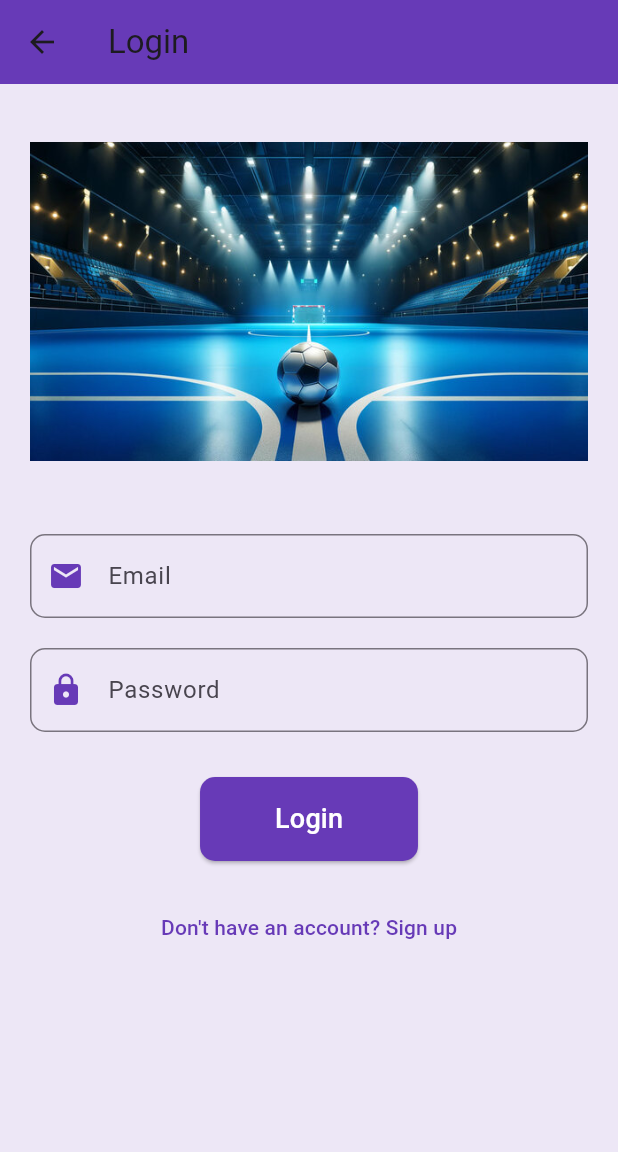
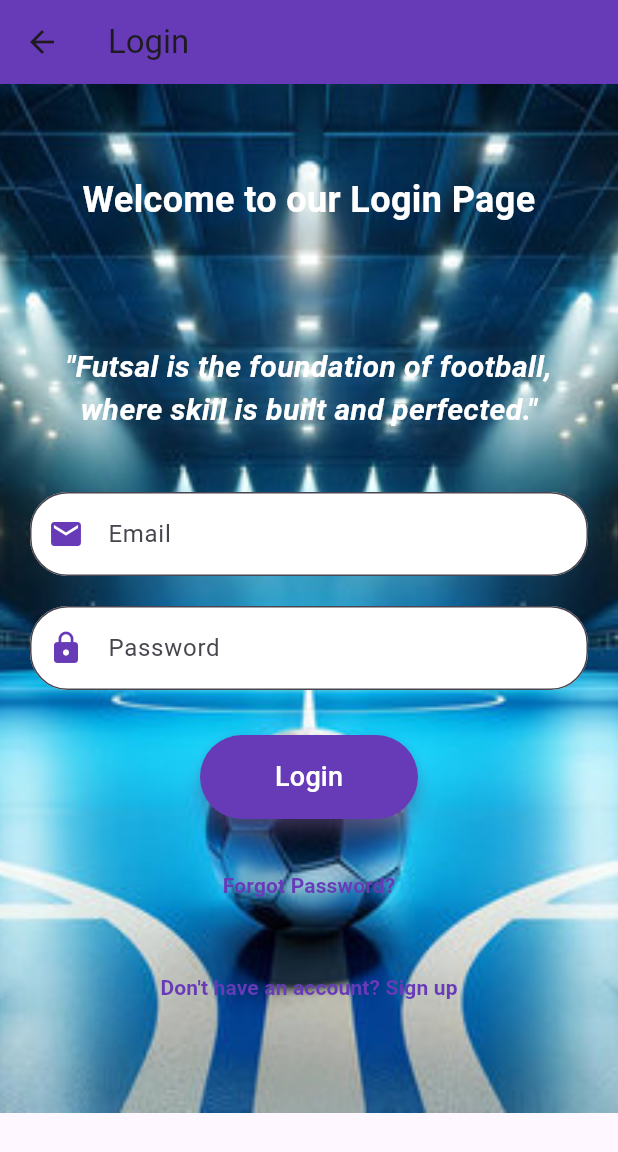
Before and after one commit to kushal1373/Futsalbooking, a Flutter app: the screen it shows after launch, after a tap on "Get Started", on a phone screen of 412 x 824 dp. Shown: the top 1152 px of the screen. Run offline on Flutter 3.47's test engine with Material 3 defaults, Android fonts, the phone set to English and light mode, and no system bars.

Commit message:
Text and buttoms remanaged

```diff
--- a/lib/screens/login_screen.dart
+++ b/lib/screens/login_screen.dart
@@ -8,48 +8,101 @@ class LoginPage extends StatelessWidget {
   @override
   Widget build(BuildContext context) {
     return Scaffold(
-      backgroundColor: Colors.deepPurple.shade50,
       appBar: AppBar(
         title: const Text("Login"),
         backgroundColor: Colors.deepPurple,
       ),
-      body: Padding(
-        padding: const EdgeInsets.all(20.0),
+      body: Stack(
+        children: [
+          // Background Image
+          Positioned.fill(
+            child: Image.asset(
+              'assets/images/login.jpg', // Your futsal arena image
+              fit: BoxFit.cover, // Ensure the image covers the entire screen
+            ),
+          ),
+          // Content on top of the image
+          Padding(
+            padding: const EdgeInsets.symmetric(horizontal: 20, vertical: 60),
+            child: SingleChildScrollView(
               child: Column(
                 children: [
-            Image.asset(
-              'assets/images/login.jpg',
-              height: 250,
-              width: 1100, // Adjust according to your logo
+                  // Welcome Text
+                  const Text(
+                    "Welcome to our Login Page",
+                    style: TextStyle(
+                      color: Colors.white,
+                      fontSize: 24,
+                      fontWeight: FontWeight.bold,
                     ),
-            SizedBox(height: 30),
+                    textAlign: TextAlign.center,
+                  ),
+                  const SizedBox(height: 30),
+
+                  // Futsal Quote Section
+                  const SizedBox(height: 50), // Adjust for better position
+                  Text(
+                    '"Futsal is the foundation of football, where skill is built and perfected."',
+                    style: TextStyle(
+                      color: Colors.white,
+                      fontSize: 20,
+                      fontWeight: FontWeight.bold,
+                      fontStyle: FontStyle.italic,
+                    ),
+                    textAlign: TextAlign.center,
+                  ),
+                  const SizedBox(height: 40), // Space after the quote
+
+                  // Email TextField with improved styling
                   TextField(
                     decoration: InputDecoration(
                       labelText: "Email",
-                border:
-                    OutlineInputBorder(borderRadius: BorderRadius.circular(10)),
-                prefixIcon: const Icon(Icons.email, color: Colors.deepPurple),
+                      hintText: "Enter your email",
+                      prefixIcon:
+                          const Icon(Icons.email, color: Colors.deepPurple),
+                      border: OutlineInputBorder(
+                        borderRadius: BorderRadius.circular(25),
+                        borderSide: BorderSide(
+                          color: Colors.deepPurple.shade200,
+                        ),
+                      ),
+                      filled: true,
+                      fillColor: Colors.white,
                     ),
                   ),
                   const SizedBox(height: 20),
+
+                  // Password TextField with improved styling
                   TextField(
                     decoration: InputDecoration(
                       labelText: "Password",
-                border:
-                    OutlineInputBorder(borderRadius: BorderRadius.circular(10)),
-                prefixIcon: const Icon(Icons.lock, color: Colors.deepPurple),
+                      hintText: "Enter your password",
+                      prefixIcon:
+                          const Icon(Icons.lock, color: Colors.deepPurple),
+                      border: OutlineInputBorder(
+                        borderRadius: BorderRadius.circular(25),
+                        borderSide: BorderSide(
+                          color: Colors.deepPurple.shade200,
+                        ),
+                      ),
+                      filled: true,
+                      fillColor: Colors.white,
                     ),
                     obscureText: true,
                   ),
                   const SizedBox(height: 30),
+
+                  // Login Button with a shadow effect
                   ElevatedButton(
                     style: ElevatedButton.styleFrom(
                       backgroundColor: Colors.deepPurple,
-                padding:
-                    const EdgeInsets.symmetric(horizontal: 50, vertical: 15),
+                      padding: const EdgeInsets.symmetric(
+                          horizontal: 50, vertical: 15),
                       shape: RoundedRectangleBorder(
-                  borderRadius: BorderRadius.circular(10),
+                        borderRadius: BorderRadius.circular(30),
                       ),
+                      elevation: 5,
+                      shadowColor: Colors.deepPurple.shade300,
                     ),
                     onPressed: () {
                       Navigator.push(
@@ -64,20 +117,45 @@ class LoginPage extends StatelessWidget {
                     ),
                   ),
                   const SizedBox(height: 20),
+
+                  // Forgot Password Link
+                  TextButton(
+                    onPressed: () {
+                      // Add your forgot password logic here
+                    },
+                    child: const Text(
+                      "Forgot Password?",
+                      style: TextStyle(
+                        color: Colors.deepPurple,
+                        fontWeight: FontWeight.bold,
+                      ),
+                    ),
+                  ),
+
+                  const SizedBox(height: 20),
+
+                  // Sign up Link
                   TextButton(
                     onPressed: () {
                       Navigator.push(
                         context,
-                  MaterialPageRoute(builder: (context) => const SignupPage()),
+                        MaterialPageRoute(
+                            builder: (context) => const SignupPage()),
                       );
                     },
                     child: const Text(
                       "Don't have an account? Sign up",
-                style: TextStyle(color: Colors.deepPurple),
+                      style: TextStyle(
+                        color: Colors.deepPurple,
+                        fontWeight: FontWeight.bold,
+                      ),
                     ),
                   ),
                 ],
               ),
+            ),
+          ),
+        ],
       ),
     );
   }
--- a/lib/screens/onboarding_screen.dart
+++ b/lib/screens/onboarding_screen.dart
@@ -64,99 +64,123 @@
 //         ),
 //       ),
 //     );
-//   }import 'package:flutter/material.dart';
+//   }import 'package:flutter/material.dart';import 'package:flutter/material.dart';
 import 'package:flutter/material.dart';
 import 'package:futsal_booking/screens/login_screen.dart';
 import 'dart:ui'; // Required for BackdropFilter
 
-class OnboardingScreen extends StatefulWidget {
+class OnboardingScreen extends StatelessWidget {
   const OnboardingScreen({super.key});
-
-  @override
-  State<OnboardingScreen> createState() => _OnboardingScreenState();
-}
-
-class _OnboardingScreenState extends State<OnboardingScreen> {
-  double _opacity = 0.0;
-
-  @override
-  void initState() {
-    super.initState();
-    // Trigger the fade-in animation
-    Future.delayed(const Duration(milliseconds: 500), () {
-      setState(() {
-        _opacity = 1.0;
-      });
-    });
-  }
 
   @override
   Widget build(BuildContext context) {
     return Scaffold(
       body: Stack(
         children: [
-          // Background image
+          // Onboarding image as the background
           Positioned.fill(
             child: Image.asset(
               'assets/images/onboarding.jpg',
               fit: BoxFit.cover,
             ),
           ),
+          // Content inside the screen
           Padding(
             padding: const EdgeInsets.symmetric(horizontal: 20, vertical: 60),
             child: Column(
               crossAxisAlignment: CrossAxisAlignment.center,
+              mainAxisAlignment: MainAxisAlignment.center,
               children: [
-                // Circular avatar for the logo
-                CircleAvatar(
-                  radius: 60,
-                  backgroundColor: Colors.white.withOpacity(0.8),
-                  child: Padding(
-                    padding: const EdgeInsets.all(8.0), // Border padding
-                    child: ClipOval(
-                      child: Image.asset(
-                        'assets/images/logo.jpg',
-                        fit: BoxFit.cover,
+                // Stack to position logo and apply blur effect around the logo area
+                Stack(
+                  alignment: Alignment.center,
+                  children: [
+                    // Apply a blur effect to a larger area around the logo
+                    Positioned(
+                      top: -100, // Adjusted to blur the area around the logo
+                      left: 0,
+                      right: 0,
+                      child: BackdropFilter(
+                        filter: ImageFilter.blur(
+                            sigmaX: 12, sigmaY: 12), // Stronger blur effect
+                        child: Container(
+                          height:
+                              240, // Adjusted height for larger blurred area
+                          width: 240, // Adjusted width for the blurred area
+                          decoration: BoxDecoration(
+                            color: Colors.white.withOpacity(0.3),
+                            borderRadius: BorderRadius.circular(
+                                120), // Circular blur around the logo
+                            boxShadow: [
+                              BoxShadow(
+                                color: Colors.black.withOpacity(0.3),
+                                blurRadius: 12,
+                                offset: Offset(0, 6),
+                              ),
+                            ],
                           ),
                         ),
                       ),
                     ),
-                const SizedBox(height: 40),
+                    // Logo Image in the center of the blurred area
+                    Image.asset(
+                      'assets/images/logo.jpg',
+                      height: 120, // Adjust logo size
+                      width: 120, // Adjust logo width
+                    ),
+                  ],
+                ),
+                const SizedBox(height: 40), // Space between logo and text
 
-                // Enhanced Welcome Text
-                const Text(
+                // Welcome Text with gradient effect
+                ShaderMask(
+                  shaderCallback: (bounds) {
+                    return const LinearGradient(
+                      colors: [Colors.deepPurple, Colors.blueAccent],
+                      begin: Alignment.topLeft,
+                      end: Alignment.bottomRight,
+                    ).createShader(bounds);
+                  },
+                  child: const Text(
                     "Welcome to Futsal Booking",
                     style: TextStyle(
-                    fontSize: 34,
+                      fontSize: 32,
                       fontWeight: FontWeight.bold,
                       color: Colors.white,
-                    letterSpacing: 1.5,
                       shadows: [
                         Shadow(
-                        offset: Offset(3, 3),
-                        blurRadius: 10.0,
-                        color: Colors.black38,
+                          offset: Offset(2, 2),
+                          blurRadius: 6.0,
+                          color: Color(0x80000000),
                         ),
                       ],
                     ),
                     textAlign: TextAlign.center,
                   ),
+                ),
                 const SizedBox(height: 20),
 
-                // Fade-in description text
+                // Description Text with semi-transparent background and soft shadow
                 AnimatedOpacity(
-                  opacity: _opacity,
-                  duration: const Duration(seconds: 2),
+                  duration: const Duration(seconds: 10),
+                  opacity: 1.0,
                   child: Container(
                     padding: const EdgeInsets.symmetric(
-                        horizontal: 20, vertical: 15),
+                        horizontal: 20, vertical: 10),
                     decoration: BoxDecoration(
+                      color: Colors.black.withOpacity(0.6),
+                      borderRadius: BorderRadius.circular(15),
+                      boxShadow: [
+                        BoxShadow(
                           color: Colors.black.withOpacity(0.5),
-                      borderRadius: BorderRadius.circular(12),
+                          blurRadius: 10,
+                          offset: Offset(0, 5),
                         ),
-                    child: Text(
+                      ],
+                    ),
+                    child: const Text(
                       "Book your futsal matches seamlessly and manage your schedule effortlessly.",
-                      style: const TextStyle(
+                      style: TextStyle(
                         fontSize: 18,
                         color: Colors.white,
                         fontWeight: FontWeight.w400,
@@ -165,39 +189,45 @@ class _OnboardingScreenState extends State<OnboardingScreen> {
                     ),
                   ),
                 ),
-                const Spacer(),
+                const SizedBox(height: 60),
 
-                // Gradient button with animation
-                InkWell(
-                  onTap: () {
+                // Get Started Button with glassmorphism
+                ClipRRect(
+                  borderRadius: BorderRadius.circular(12),
+                  child: BackdropFilter(
+                    filter: ImageFilter.blur(sigmaX: 5, sigmaY: 5),
+                    child: Container(
+                      decoration: BoxDecoration(
+                        color: Colors.white.withOpacity(0.2),
+                        border: Border.all(
+                          color: Colors.white.withOpacity(0.3),
+                          width: 1,
+                        ),
+                        borderRadius: BorderRadius.circular(12),
+                      ),
+                      child: ElevatedButton(
+                        style: ElevatedButton.styleFrom(
+                          backgroundColor: Colors.transparent,
+                          shadowColor: Colors.transparent,
+                          padding: const EdgeInsets.symmetric(
+                              horizontal: 50, vertical: 15),
+                        ),
+                        onPressed: () {
                           Navigator.push(
                             context,
                             MaterialPageRoute(
                                 builder: (context) => const LoginPage()),
                           );
                         },
-                  child: Container(
-                    padding: const EdgeInsets.symmetric(
-                        vertical: 15, horizontal: 50),
-                    decoration: BoxDecoration(
-                      gradient: const LinearGradient(
-                        colors: [Colors.deepPurple, Colors.purple],
-                        begin: Alignment.topLeft,
-                        end: Alignment.bottomRight,
-                      ),
-                      borderRadius: BorderRadius.circular(12),
-                      boxShadow: [
-                        BoxShadow(
-                          color: Colors.purple.withOpacity(0.5),
-                          offset: const Offset(0, 4),
-                          blurRadius: 10,
-                        ),
-                      ],
-                    ),
                         child: const Text(
                           "Get Started",
-                      style: TextStyle(fontSize: 20, color: Colors.white),
-                      textAlign: TextAlign.center,
+                          style: TextStyle(
+                            fontSize: 20,
+                            color: Colors.white,
+                            fontWeight: FontWeight.bold,
+                          ),
+                        ),
+                      ),
                     ),
                   ),
                 ),
@@ -209,6 +239,8 @@ class _OnboardingScreenState extends State<OnboardingScreen> {
     );
   }
 }
+
+
 
 
 
```
Lines whose indentation alone changed are shown as unchanged.
